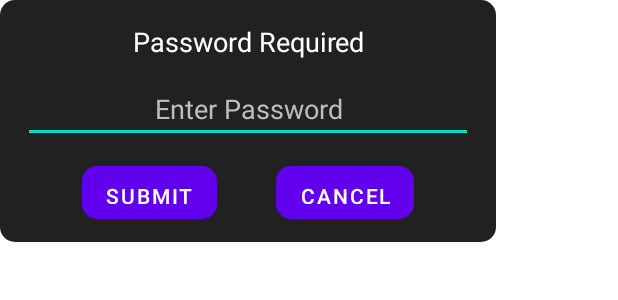
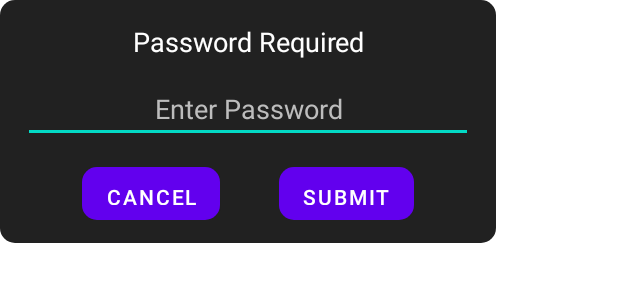
Before and after one commit to taut0logy/ReaderForU, an Android app: the layout pdf_password_dialog.xml on its own in the app's theme, with its tools: preview values and no code run, on a phone screen of 412 x 824 dp. Shown: the top 300 px of the screen. Run offline under Robolectric (Android 15) with nearby library versions, the phone set to English and light mode, and no system bars.

Commit message:
Implemented Search functionality and fixed password prompt for encrypted PDFs

```diff
--- a/app/src/main/java/com/taut0logy/readerforu/EditActivity.java
+++ b/app/src/main/java/com/taut0logy/readerforu/EditActivity.java
@@ -86,13 +86,11 @@ public class EditActivity extends AppCompatActivity {
         String creator = etCreator.getText().toString();
         String pdfFilePath = pdfFile.getLocation();
         try {
-            // Read the existing PDF document
             PdfReader reader = new PdfReader(pdfFilePath);
             PdfWriter writer = new PdfWriter(pdfFilePath + "_temp");
             PdfDocument pdfDocument = new PdfDocument(reader, writer);
-            // Get the document info
+
             PdfDocumentInfo info = pdfDocument.getDocumentInfo();
-            // Update metadata
             if (!name.isEmpty()) {
                 pdfFile.setName(name);
                 info.setTitle(name);
@@ -143,11 +141,9 @@ public class EditActivity extends AppCompatActivity {
             e.printStackTrace();
         }
         pdfFile.setModified(new File(pdfFile.getLocation()).lastModified());
-        //BrowserActivity.getPdfFileAdapter().updatePDFFileAt(position, pdfFile);
         BrowserActivity.getPdfFiles().set(position, pdfFile);
         Intent intent = new Intent("com.taut0logy.readerforu.PDF_FILE_UPDATED");
         intent.putExtra("position", position);
-        //intent.putExtra("pdfFile", pdfFile);
         sendBroadcast(intent);
         SharedPreferences sharedPreferences = getSharedPreferences("reader", MODE_PRIVATE);
         SharedPreferences.Editor editor = sharedPreferences.edit();
--- a/app/src/main/java/com/taut0logy/readerforu/InfoActivity.java
+++ b/app/src/main/java/com/taut0logy/readerforu/InfoActivity.java
@@ -75,6 +75,7 @@ public class InfoActivity extends AppCompatActivity {
             Log.e("PDFErr", "InfoActivity onCreate: ", e);
             if(Objects.requireNonNull(e.getMessage()).contains("password")) {
                 String password = getIntent().getStringExtra("password");
+                Log.d("PDFErr", "InfoActivity onCreate: "+password);
                 if(password == null) {
                     Toast.makeText(this, "File is encrypted", Toast.LENGTH_SHORT).show();
                     finish();
--- a/app/src/main/res/layout/pdf_password_dialog.xml
+++ b/app/src/main/res/layout/pdf_password_dialog.xml
@@ -24,12 +24,12 @@
         android:id="@+id/etPassword"
         android:layout_width="300dp"
         android:layout_height="wrap_content"
+        android:layout_marginTop="10dp"
         android:hint="Enter Password"
-        android:layout_marginTop="10dp"
+        android:inputType="textPassword"
+        android:textAlignment="center"
+        android:textColor="@color/white"
         android:textColorHint="@color/dark_grey"
-        android:inputType="textPassword"
-        android:textColor="@color/white"
-        android:textAlignment="center"
         app:layout_constraintEnd_toEndOf="parent"
         app:layout_constraintStart_toStartOf="parent"
         app:layout_constraintTop_toBottomOf="@+id/passwordText"
@@ -40,28 +40,27 @@
         android:id="@+id/submitPassword"
         android:layout_width="wrap_content"
         android:layout_height="35dp"
+        android:layout_marginTop="16dp"
         android:background="@drawable/card_bg"
         android:backgroundTint="@color/dark_blue"
         android:text="Submit"
         android:textColor="@color/white"
-        android:layout_marginTop="15dp"
-        app:layout_constraintEnd_toStartOf="@+id/cancelPassword"
+        app:layout_constraintEnd_toEndOf="parent"
         app:layout_constraintHorizontal_bias="0.5"
-        app:layout_constraintStart_toStartOf="parent"
+        app:layout_constraintStart_toEndOf="@+id/cancelPassword"
         app:layout_constraintTop_toBottomOf="@+id/etPassword" />
 
     <Button
         android:id="@+id/cancelPassword"
         android:layout_width="wrap_content"
         android:layout_height="35dp"
+        android:layout_marginTop="16dp"
         android:background="@drawable/card_bg"
-        android:backgroundTint="@color/dark_blue"
         android:text="Cancel"
         android:textColor="@color/white"
-        android:layout_marginTop="15dp"
-        app:layout_constraintEnd_toEndOf="parent"
+        app:layout_constraintEnd_toStartOf="@+id/submitPassword"
         app:layout_constraintHorizontal_bias="0.5"
-        app:layout_constraintStart_toEndOf="@+id/submitPassword"
+        app:layout_constraintStart_toStartOf="parent"
         app:layout_constraintTop_toBottomOf="@+id/etPassword" />
 
 
```
Also changed, not shown: app/src/main/java/com/taut0logy/readerforu/BrowserActivity.java (+37 -56 lines), app/src/main/java/com/taut0logy/readerforu/PDFFileAdapter.java (+24 -16 lines), app/src/main/java/com/taut0logy/readerforu/ReaderActivity.java (+9 -1 lines).
